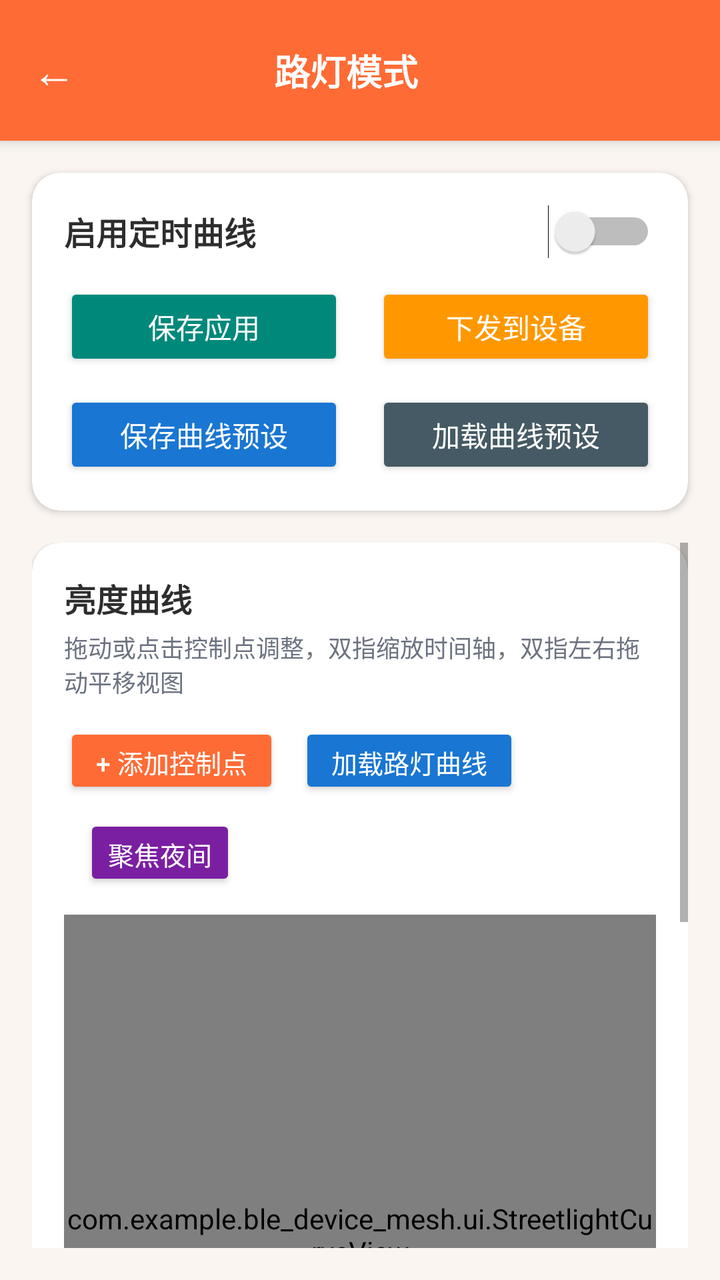
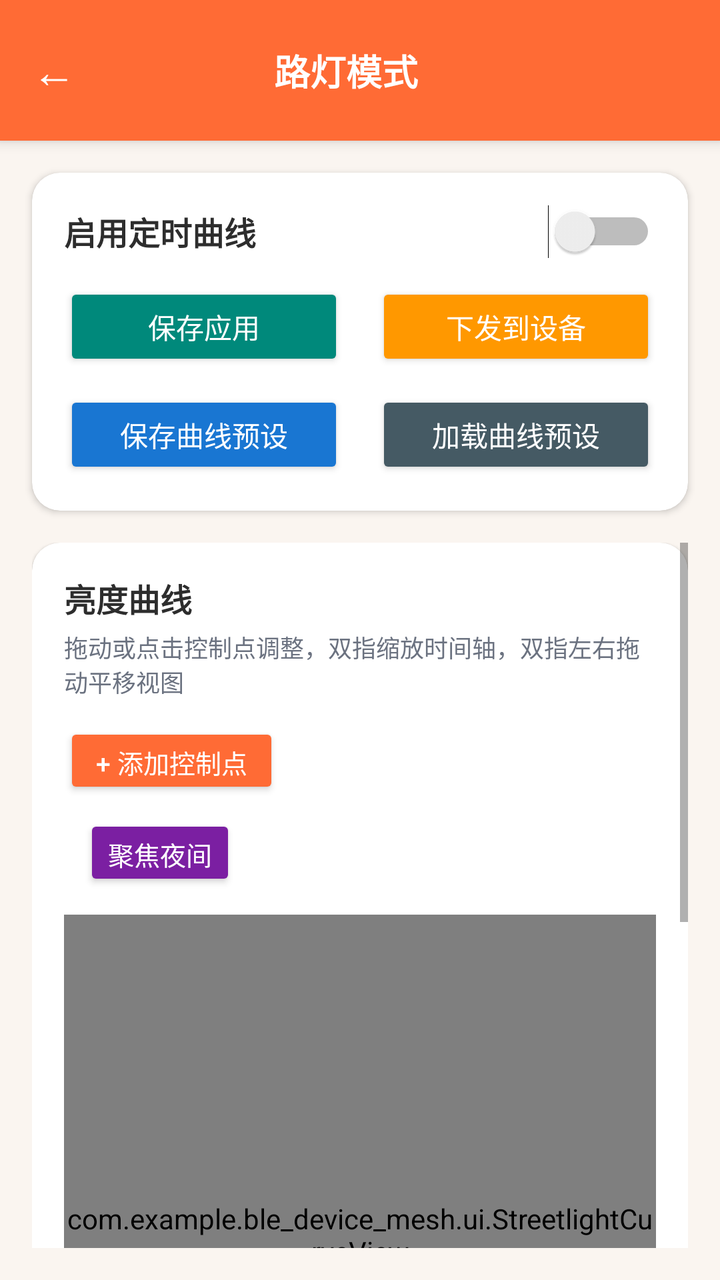

Screens rendered from an Android XML layout before and after an edit, with the pre-edit source and the edit as a unified diff.
<!-- AndroidManifest.xml: activity theme Theme.BLE_Device_Mesh -->
<!-- res/layout/activity_streetlight_mode.xml -->
<?xml version="1.0" encoding="utf-8"?>
<LinearLayout xmlns:android="http://schemas.android.com/apk/res/android"
    xmlns:app="http://schemas.android.com/apk/res-auto"
    android:layout_width="match_parent"
    android:layout_height="match_parent"
    android:orientation="vertical"
    android:background="#FAF5F0">

    
    <LinearLayout
        android:layout_width="match_parent"
        android:layout_height="wrap_content"
        android:minHeight="56dp"
        android:background="#FF6B35"
        android:gravity="center_vertical"
        android:paddingStart="4dp"
        android:paddingEnd="16dp"
        android:paddingTop="8dp"
        android:paddingBottom="8dp"
        android:elevation="4dp">

        <TextView
            android:id="@+id/btnBack"
            android:layout_width="wrap_content"
            android:layout_height="wrap_content"
            android:text="←"
            android:textSize="22sp"
            android:textColor="#FFFFFF"
            android:padding="12dp"
            android:background="?android:attr/selectableItemBackgroundBorderless" />

        <TextView
            android:id="@+id/tvTitle"
            android:layout_width="0dp"
            android:layout_height="wrap_content"
            android:layout_weight="1"
            android:text="路灯模式"
            android:textSize="18sp"
            android:textStyle="bold"
            android:textColor="#FFFFFF"
            android:gravity="center" />

        <View
            android:layout_width="48dp"
            android:layout_height="48dp" />

    </LinearLayout>

    
    <androidx.cardview.widget.CardView
        android:layout_width="match_parent"
        android:layout_height="wrap_content"
        android:layout_margin="16dp"
        android:layout_marginBottom="8dp"
        app:cardCornerRadius="14dp"
        app:cardElevation="2dp"
        app:cardBackgroundColor="#FFFFFF">

        <LinearLayout
            android:layout_width="match_parent"
            android:layout_height="wrap_content"
            android:orientation="vertical"
            android:padding="16dp">

            <LinearLayout
                android:layout_width="match_parent"
                android:layout_height="wrap_content"
                android:orientation="horizontal"
                android:gravity="center_vertical"
                android:layout_marginBottom="12dp">

                <TextView
                    android:layout_width="0dp"
                    android:layout_height="wrap_content"
                    android:layout_weight="1"
                    android:text="启用定时曲线"
                    android:textSize="16sp"
                    android:textStyle="bold"
                    android:textColor="#2D2D2D" />

                <Switch
                    android:id="@+id/switchEnabled"
                    android:layout_width="wrap_content"
                    android:layout_height="wrap_content" />

            </LinearLayout>

            <LinearLayout
                android:layout_width="match_parent"
                android:layout_height="wrap_content"
                android:orientation="horizontal">

                <Button
                    android:id="@+id/btnSave"
                    android:layout_width="0dp"
                    android:layout_height="44dp"
                    android:layout_weight="1"
                    android:layout_marginEnd="8dp"
                    android:text="保存应用"
                    android:backgroundTint="#00897B"
                    android:textColor="#FFFFFF"
                    android:textSize="14sp" />

                <Button
                    android:id="@+id/btnSendToDevice"
                    android:layout_width="0dp"
                    android:layout_height="44dp"
                    android:layout_weight="1"
                    android:layout_marginStart="8dp"
                    android:text="下发到设备"
                    android:backgroundTint="#FF9800"
                    android:textColor="#FFFFFF"
                    android:textSize="14sp" />

            </LinearLayout>

            <LinearLayout
                android:layout_width="match_parent"
                android:layout_height="wrap_content"
                android:layout_marginTop="10dp"
                android:orientation="horizontal">

                <Button
                    android:id="@+id/btnSavePreset"
                    android:layout_width="0dp"
                    android:layout_height="44dp"
                    android:layout_weight="1"
                    android:layout_marginEnd="8dp"
                    android:text="保存曲线预设"
                    android:backgroundTint="#1976D2"
                    android:textColor="#FFFFFF"
                    android:textSize="14sp" />

                <Button
                    android:id="@+id/btnLoadPreset"
                    android:layout_width="0dp"
                    android:layout_height="44dp"
                    android:layout_weight="1"
                    android:layout_marginStart="8dp"
                    android:text="加载曲线预设"
                    android:backgroundTint="#455A64"
                    android:textColor="#FFFFFF"
                    android:textSize="14sp" />

            </LinearLayout>

        </LinearLayout>

    </androidx.cardview.widget.CardView>

    <ScrollView
        android:layout_width="match_parent"
        android:layout_height="0dp"
        android:layout_weight="1"
        android:paddingStart="16dp"
        android:paddingEnd="16dp"
        android:paddingBottom="16dp">

        <LinearLayout
            android:layout_width="match_parent"
            android:layout_height="wrap_content"
            android:orientation="vertical">

            
            <androidx.cardview.widget.CardView
                android:layout_width="match_parent"
                android:layout_height="wrap_content"
                android:layout_marginBottom="12dp"
                app:cardCornerRadius="14dp"
                app:cardElevation="1dp"
                app:cardBackgroundColor="#FFFFFF">

                <LinearLayout
                    android:layout_width="match_parent"
                    android:layout_height="wrap_content"
                    android:orientation="vertical"
                    android:padding="16dp">

                    <TextView
                        android:layout_width="wrap_content"
                        android:layout_height="wrap_content"
                        android:text="亮度曲线"
                        android:textSize="16sp"
                        android:textStyle="bold"
                        android:textColor="#2D2D2D"
                        android:layout_marginBottom="4dp" />

                    <TextView
                        android:layout_width="wrap_content"
                        android:layout_height="wrap_content"
                        android:text="拖动或点击控制点调整，双指缩放时间轴，双指左右拖动平移视图"
                        android:textSize="12sp"
                        android:textColor="#6B7280"
                        android:layout_marginBottom="12dp" />

                    <LinearLayout
                        android:layout_width="match_parent"
                        android:layout_height="wrap_content"
                        android:orientation="horizontal"
                        android:layout_marginBottom="8dp">

                        <Button
                            android:id="@+id/btnAddPoint"
                            android:layout_width="wrap_content"
                            android:layout_height="38dp"
                            android:text="+ 添加控制点"
                            android:textSize="13sp"
                            android:backgroundTint="#FF6B35"
                            android:textColor="#FFFFFF"
                            android:paddingStart="16dp"
                            android:paddingEnd="16dp"
                            android:minWidth="0dp"
                            android:minHeight="0dp" />

                        <Button
                            android:id="@+id/btnLoadStreetlight"
                            android:layout_width="wrap_content"
                            android:layout_height="38dp"
                            android:layout_marginStart="10dp"
                            android:text="加载路灯曲线"
                            android:textSize="13sp"
                            android:backgroundTint="#1976D2"
                            android:textColor="#FFFFFF"
                            android:paddingStart="16dp"
                            android:paddingEnd="16dp"
                            android:minWidth="0dp"
                            android:minHeight="0dp" />

                    </LinearLayout>

                    <LinearLayout
                        android:layout_width="match_parent"
                        android:layout_height="wrap_content"
                        android:orientation="horizontal"
                        android:layout_marginBottom="12dp">

                        <Button
                            android:id="@+id/btnToggleNightMode"
                            android:layout_width="wrap_content"
                            android:layout_height="38dp"
                            android:layout_marginStart="10dp"
                            android:text="聚焦夜间"
                            android:textSize="13sp"
                            android:backgroundTint="#7B1FA2"
                            android:textColor="#FFFFFF"
                            android:paddingStart="12dp"
                            android:paddingEnd="12dp"
                            android:minWidth="0dp"
                            android:minHeight="0dp" />

                    </LinearLayout>

                    <com.example.ble_device_mesh.ui.StreetlightCurveView
                        android:id="@+id/curveView"
                        android:layout_width="match_parent"
                        android:layout_height="320dp"
                        android:background="#FFFFFF"
                        android:elevation="1dp" />

                    <TextView
                        android:id="@+id/tvStatus"
                        android:layout_width="match_parent"
                        android:layout_height="wrap_content"
                        android:layout_marginTop="12dp"
                        android:text="未设置"
                        android:textSize="14sp"
                        android:textColor="#6B7280"
                        android:gravity="center" />

                </LinearLayout>

            </androidx.cardview.widget.CardView>

            
            <androidx.cardview.widget.CardView
                android:layout_width="match_parent"
                android:layout_height="wrap_content"
                android:layout_marginBottom="12dp"
                app:cardCornerRadius="14dp"
                app:cardElevation="1dp"
                app:cardBackgroundColor="#FFFFFF">

                <LinearLayout
                    android:layout_width="match_parent"
                    android:layout_height="wrap_content"
                    android:orientation="vertical"
                    android:padding="16dp">

                    <TextView
                        android:layout_width="wrap_content"
                        android:layout_height="wrap_content"
                        android:text="控制点列表"
                        android:textSize="16sp"
                        android:textStyle="bold"
                        android:textColor="#2D2D2D"
                        android:layout_marginBottom="8dp" />

                    <androidx.recyclerview.widget.RecyclerView
                        android:id="@+id/recyclerPoints"
                        android:layout_width="match_parent"
                        android:layout_height="wrap_content"
                        android:nestedScrollingEnabled="false" />

                </LinearLayout>

            </androidx.cardview.widget.CardView>

            
            <Button
                android:id="@+id/btnResetDefault"
                android:layout_width="match_parent"
                android:layout_height="44dp"
                android:text="恢复默认配置"
                android:backgroundTint="#9E9E9E"
                android:textColor="#FFFFFF"
                android:textSize="14sp" />

        </LinearLayout>

    </ScrollView>

</LinearLayout>
<!-- resources referenced by this layout -->
<resources>
  <style name="Theme.BLE_Device_Mesh" parent="Theme.AppCompat.Light.NoActionBar">
          <item name="colorPrimary">@color/primary</item>
          <item name="colorPrimaryDark">@color/primary_dark</item>
          <item name="colorAccent">@color/primary</item>
          <item name="android:statusBarColor">@color/primary_dark</item>
          <item name="android:navigationBarColor">@color/surface</item>
      </style>
  <color name="primary">#FF6B35</color>
  <color name="primary_dark">#E55A2B</color>
  <color name="surface">#FFFFFF</color>
</resources>

<!-- the commit's change to res/layout/activity_streetlight_mode.xml (unified diff, before → after) -->
@@ -206,20 +206,6 @@
                             android:text="+ 添加控制点"
                             android:textSize="13sp"
                             android:backgroundTint="#FF6B35"
-                            android:textColor="#FFFFFF"
-                            android:paddingStart="16dp"
-                            android:paddingEnd="16dp"
-                            android:minWidth="0dp"
-                            android:minHeight="0dp" />
-
-                        <Button
-                            android:id="@+id/btnLoadStreetlight"
-                            android:layout_width="wrap_content"
-                            android:layout_height="38dp"
-                            android:layout_marginStart="10dp"
-                            android:text="加载路灯曲线"
-                            android:textSize="13sp"
-                            android:backgroundTint="#1976D2"
                             android:textColor="#FFFFFF"
                             android:paddingStart="16dp"
                             android:paddingEnd="16dp"
